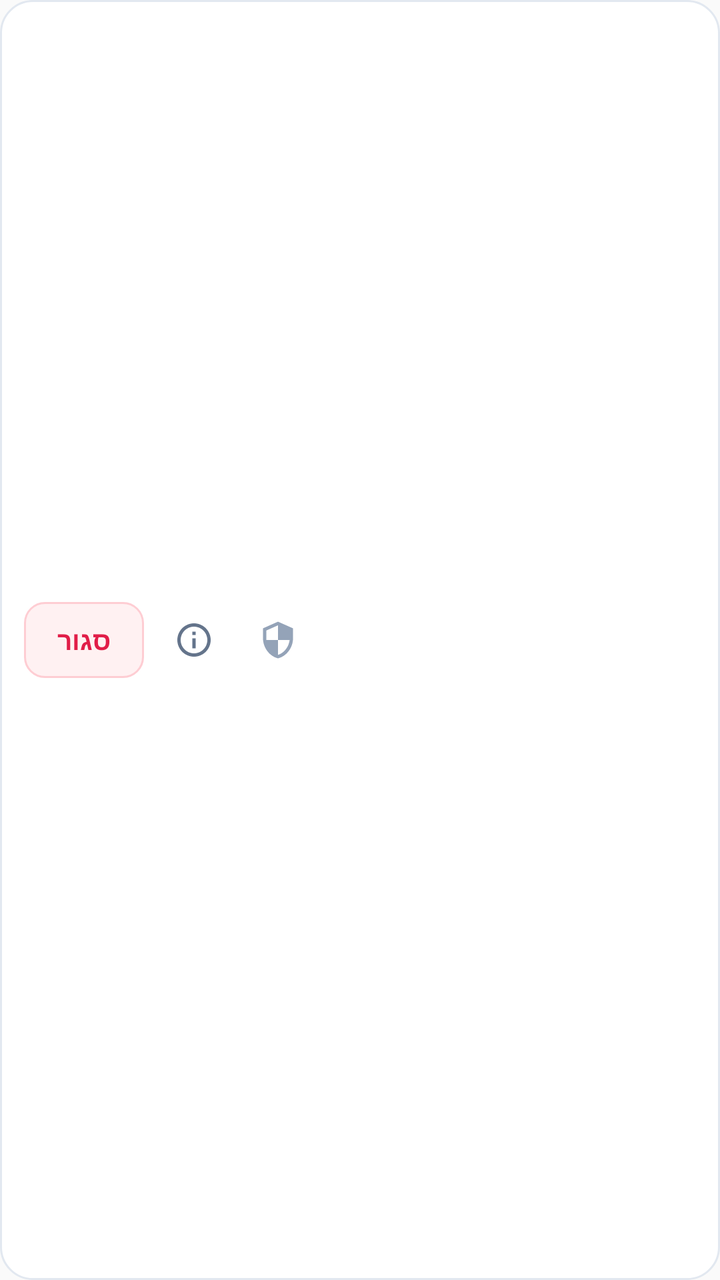
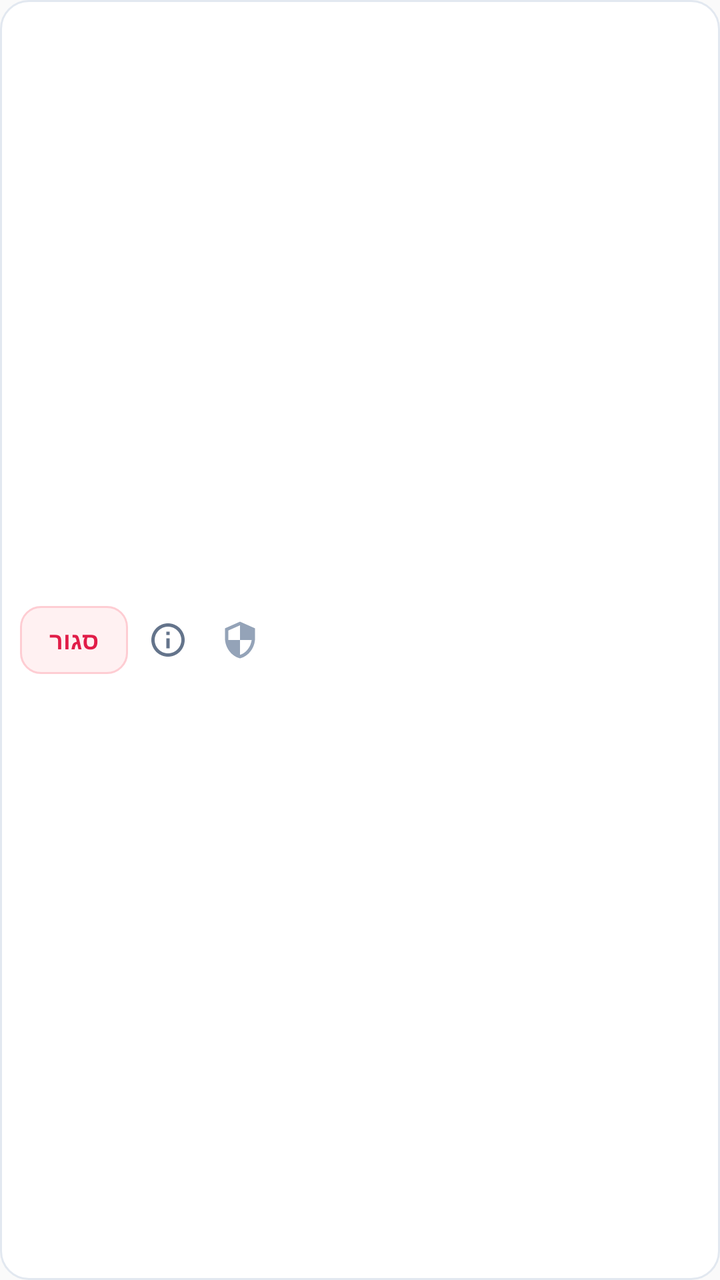

Screens rendered from an Android XML layout before and after an edit, with the pre-edit source and the edit as a unified diff.
<!-- AndroidManifest.xml: application theme android:Theme.Material.Light.NoActionBar -->
<!-- res/layout/item_app.xml -->
<?xml version="1.0" encoding="utf-8"?>
<LinearLayout xmlns:android="http://schemas.android.com/apk/res/android"
    android:layout_width="match_parent"
    android:layout_height="wrap_content"
    android:background="@drawable/bg_card"
    android:gravity="center_vertical"
    android:layoutDirection="rtl"
    android:orientation="horizontal"
    android:paddingStart="12dp"
    android:paddingTop="12dp"
    android:paddingEnd="12dp"
    android:paddingBottom="12dp">

    <ImageView
        android:id="@+id/ivAppIcon"
        android:layout_width="44dp"
        android:layout_height="44dp"
        android:scaleType="fitCenter" />

    <LinearLayout
        android:layout_width="0dp"
        android:layout_height="wrap_content"
        android:layout_marginStart="12dp"
        android:layout_marginEnd="6dp"
        android:layout_weight="1"
        android:orientation="vertical">

        <TextView
            android:id="@+id/tvAppName"
            android:layout_width="wrap_content"
            android:layout_height="wrap_content"
            android:ellipsize="end"
            android:maxLines="1"
            android:textAlignment="viewStart"
            android:textColor="@color/text_primary"
            android:textSize="15sp"
            android:textStyle="bold" />

        <TextView
            android:id="@+id/tvAppStatus"
            android:layout_width="wrap_content"
            android:layout_height="wrap_content"
            android:layout_marginTop="2dp"
            android:ellipsize="end"
            android:maxLines="1"
            android:textAlignment="viewStart"
            android:textColor="@color/text_secondary"
            android:textSize="12sp" />

        <TextView
            android:id="@+id/tvStatusBadge"
            android:layout_width="wrap_content"
            android:layout_height="wrap_content"
            android:layout_marginTop="4dp"
            android:paddingStart="8dp"
            android:paddingTop="2dp"
            android:paddingEnd="8dp"
            android:paddingBottom="2dp"
            android:textSize="11sp"
            android:textStyle="bold"
            android:visibility="gone" />
    </LinearLayout>

    <ImageButton
        android:id="@+id/btnProtect"
        android:layout_width="42dp"
        android:layout_height="42dp"
        android:background="?android:attr/selectableItemBackgroundBorderless"
        android:contentDescription="@string/cd_protect"
        android:padding="9dp"
        android:scaleType="centerInside"
        android:src="@drawable/ic_shield_outline" />

    <ImageButton
        android:id="@+id/btnAppInfo"
        android:layout_width="42dp"
        android:layout_height="42dp"
        android:background="?android:attr/selectableItemBackgroundBorderless"
        android:contentDescription="@string/cd_app_info"
        android:padding="9dp"
        android:scaleType="centerInside"
        android:src="@drawable/ic_info" />

    <TextView
        android:id="@+id/btnKillSingle"
        android:layout_width="wrap_content"
        android:layout_height="38dp"
        android:layout_marginStart="4dp"
        android:background="@drawable/bg_btn_kill_small"
        android:gravity="center"
        android:minWidth="60dp"
        android:paddingStart="12dp"
        android:paddingEnd="12dp"
        android:text="@string/btn_kill_single"
        android:textColor="@color/danger_rose"
        android:textSize="13sp"
        android:textStyle="bold" />

</LinearLayout>
<!-- resources referenced by this layout -->
<resources>
  <color name="danger_rose">#E11D48</color>
  <color name="text_primary">#0F172A</color>
  <color name="text_secondary">#64748B</color>
  <!-- drawable bg_btn_kill_small (drawable) -->
  <?xml version="1.0" encoding="utf-8"?>
  <ripple xmlns:android="http://schemas.android.com/apk/res/android"
      android:color="#30E11D48">
      <item>
          <selector>
              <item android:state_enabled="false">
                  <shape android:shape="rectangle">
                      <solid android:color="#F8FAFC" />
                      <corners android:radius="10dp" />
                      <stroke
                          android:width="1dp"
                          android:color="#E2E8F0" />
                  </shape>
              </item>
              <item>
                  <shape android:shape="rectangle">
                      <solid android:color="#FFF1F2" />
                      <corners android:radius="10dp" />
                      <stroke
                          android:width="1dp"
                          android:color="#FECDD3" />
                  </shape>
              </item>
          </selector>
      </item>
  </ripple>
  <!-- drawable bg_card (drawable) -->
  <?xml version="1.0" encoding="utf-8"?>
  <shape xmlns:android="http://schemas.android.com/apk/res/android"
      android:shape="rectangle">
      <solid android:color="#FFFFFF" />
      <corners android:radius="16dp" />
      <stroke
          android:width="1dp"
          android:color="#E2E8F0" />
  </shape>
  <!-- drawable ic_info (drawable) -->
  <?xml version="1.0" encoding="utf-8"?>
  <vector xmlns:android="http://schemas.android.com/apk/res/android"
      android:width="20dp"
      android:height="20dp"
      android:viewportWidth="24"
      android:viewportHeight="24">
      <path
          android:fillColor="#64748B"
          android:pathData="M11,7h2v2h-2zM11,11h2v6h-2zM12,2C6.48,2 2,6.48 2,12s4.48,10 10,10 10,-4.48 10,-10S17.52,2 12,2zM12,20c-4.41,0 -8,-3.59 -8,-8s3.59,-8 8,-8 8,3.59 8,8 -3.59,8 -8,8z" />
  </vector>
  <!-- drawable ic_shield_outline (drawable) -->
  <?xml version="1.0" encoding="utf-8"?>
  <vector xmlns:android="http://schemas.android.com/apk/res/android"
      android:width="20dp"
      android:height="20dp"
      android:viewportWidth="24"
      android:viewportHeight="24">
      <path
          android:fillColor="#94A3B8"
          android:pathData="M12,1L3,5v6c0,5.55 3.84,10.74 9,12 5.16,-1.26 9,-6.45 9,-12V5l-9,-4zm0,10.99h7c-0.53,4.12 -3.28,7.79 -7,8.94V12H5V6.3l7,-3.11v8.8z" />
  </vector>
  <string name="btn_kill_single">סגור</string>
  <string name="cd_app_info">פרטי אפליקציה</string>
  <string name="cd_protect">הגן על אפליקציה</string>
</resources>

<!-- the commit's change to res/layout/item_app.xml (unified diff, before → after) -->
@@ -1,27 +1,28 @@
 <?xml version="1.0" encoding="utf-8"?>
 <LinearLayout xmlns:android="http://schemas.android.com/apk/res/android"
+    android:id="@+id/layoutItemCard"
     android:layout_width="match_parent"
     android:layout_height="wrap_content"
     android:background="@drawable/bg_card"
     android:gravity="center_vertical"
     android:layoutDirection="rtl"
     android:orientation="horizontal"
-    android:paddingStart="12dp"
-    android:paddingTop="12dp"
-    android:paddingEnd="12dp"
-    android:paddingBottom="12dp">
+    android:paddingStart="10dp"
+    android:paddingTop="10dp"
+    android:paddingEnd="10dp"
+    android:paddingBottom="10dp">
 
     <ImageView
         android:id="@+id/ivAppIcon"
-        android:layout_width="44dp"
-        android:layout_height="44dp"
+        android:layout_width="40dp"
+        android:layout_height="40dp"
         android:scaleType="fitCenter" />
 
     <LinearLayout
         android:layout_width="0dp"
         android:layout_height="wrap_content"
-        android:layout_marginStart="12dp"
-        android:layout_marginEnd="6dp"
+        android:layout_marginStart="10dp"
+        android:layout_marginEnd="4dp"
         android:layout_weight="1"
         android:orientation="vertical">
 
@@ -33,67 +34,67 @@
             android:maxLines="1"
             android:textAlignment="viewStart"
             android:textColor="@color/text_primary"
-            android:textSize="15sp"
+            android:textSize="14sp"
             android:textStyle="bold" />
 
         <TextView
             android:id="@+id/tvAppStatus"
             android:layout_width="wrap_content"
             android:layout_height="wrap_content"
-            android:layout_marginTop="2dp"
+            android:layout_marginTop="1dp"
             android:ellipsize="end"
             android:maxLines="1"
             android:textAlignment="viewStart"
             android:textColor="@color/text_secondary"
-            android:textSize="12sp" />
+            android:textSize="11sp" />
 
         <TextView
             android:id="@+id/tvStatusBadge"
             android:layout_width="wrap_content"
             android:layout_height="wrap_content"
-            android:layout_marginTop="4dp"
-            android:paddingStart="8dp"
+            android:layout_marginTop="3dp"
+            android:paddingStart="6dp"
             android:paddingTop="2dp"
-            android:paddingEnd="8dp"
+            android:paddingEnd="6dp"
             android:paddingBottom="2dp"
-            android:textSize="11sp"
+            android:textSize="10sp"
             android:textStyle="bold"
             android:visibility="gone" />
     </LinearLayout>
 
     <ImageButton
         android:id="@+id/btnProtect"
-        android:layout_width="42dp"
-        android:layout_height="42dp"
+        android:layout_width="36dp"
+        android:layout_height="36dp"
         android:background="?android:attr/selectableItemBackgroundBorderless"
         android:contentDescription="@string/cd_protect"
-        android:padding="9dp"
+        android:padding="8dp"
         android:scaleType="centerInside"
         android:src="@drawable/ic_shield_outline" />
 
     <ImageButton
         android:id="@+id/btnAppInfo"
-        android:layout_width="42dp"
-        android:layout_height="42dp"
+        android:layout_width="36dp"
+        android:layout_height="36dp"
         android:background="?android:attr/selectableItemBackgroundBorderless"
         android:contentDescription="@string/cd_app_info"
-        android:padding="9dp"
+        android:padding="8dp"
         android:scaleType="centerInside"
         android:src="@drawable/ic_info" />
 
     <TextView
         android:id="@+id/btnKillSingle"
         android:layout_width="wrap_content"
-        android:layout_height="38dp"
-        android:layout_marginStart="4dp"
+        android:layout_height="34dp"
+        android:layout_marginStart="2dp"
         android:background="@drawable/bg_btn_kill_small"
         android:gravity="center"
-        android:minWidth="60dp"
-        android:paddingStart="12dp"
-        android:paddingEnd="12dp"
+        android:minWidth="54dp"
+        android:paddingStart="10dp"
+        android:paddingEnd="10dp"
         android:text="@string/btn_kill_single"
         android:textColor="@color/danger_rose"
-        android:textSize="13sp"
+        android:textSize="12sp"
         android:textStyle="bold" />
 
 </LinearLayout>
<!-- resource entries referenced after the edit -->
@@ -35,7 +35,7 @@
   <shape xmlns:android="http://schemas.android.com/apk/res/android"
       android:shape="rectangle">
       <solid android:color="#FFFFFF" />
-      <corners android:radius="16dp" />
+      <corners android:radius="14dp" />
       <stroke
           android:width="1dp"
           android:color="#E2E8F0" />
